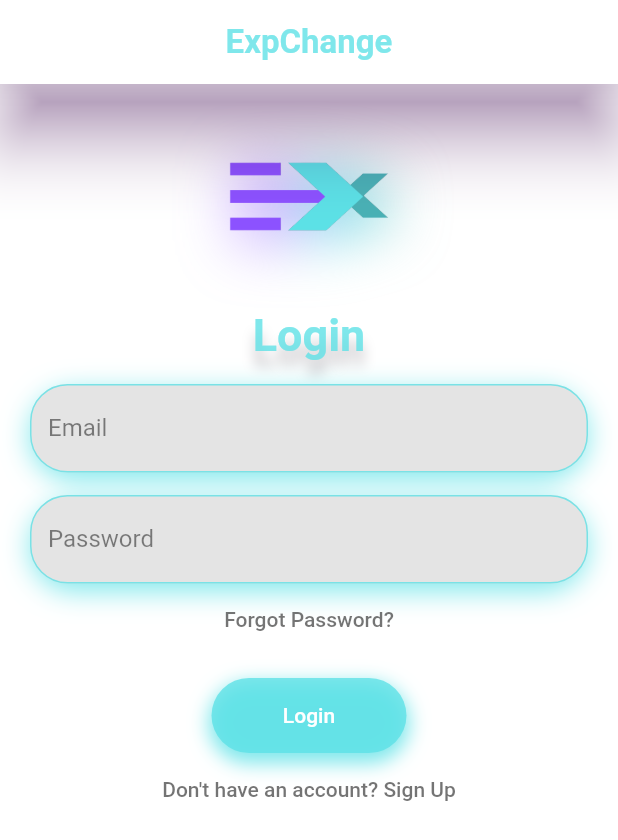
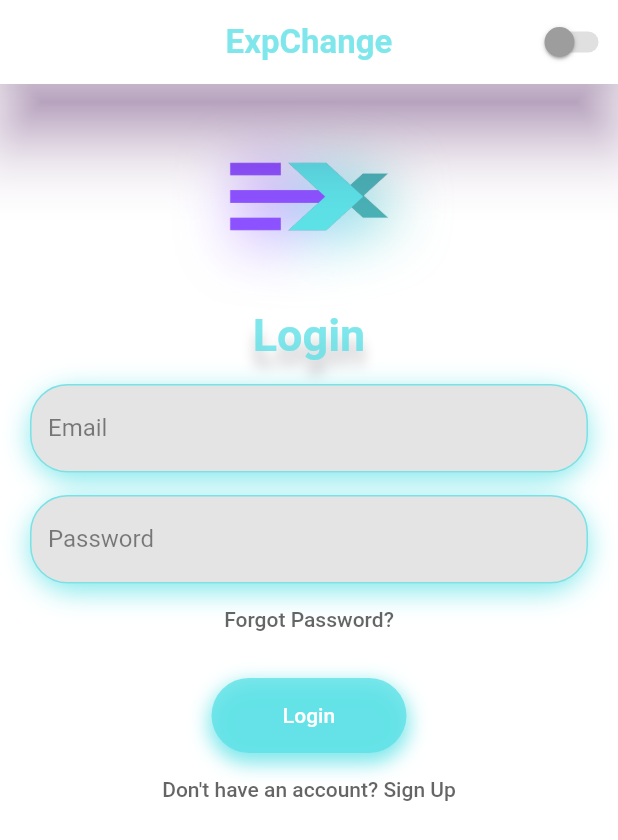
Before and after one commit to MaythamGhaly/exchange-app, a Flutter app: the screen it shows after launch, on a phone screen of 412 x 824 dp. Shown: the top 840 px of the screen. Run offline on Flutter 3.47's test engine with Material 2 defaults, Android fonts, the phone set to English and light mode, and no system bars; drawn by our look-alikes of drop_shadow_image; our stand-ins replace carousel_slider, shared_preferences.

Commit message:
frontend: add dark and light in login page

```diff
--- a/frontend/lib/screens/login.dart
+++ b/frontend/lib/screens/login.dart
@@ -1,10 +1,14 @@
 import 'package:flutter/material.dart';
 import 'package:drop_shadow_image/drop_shadow_image.dart';
+import 'package:frontend/provider/dark_theme_provider.dart';
 import 'package:frontend/screens/components/customTextForm.dart';
 import 'package:frontend/screens/basePage.dart';
 import 'package:frontend/screens/register.dart';
 import 'package:frontend/screens/basePage.dart';
+import 'package:provider/provider.dart';
 import 'components/customButton.dart';
+import '../shared_preferences/dark_theme_pref.dart';
+import '../consts/theme_data.dart';
 
 class Login extends StatefulWidget {
   const Login({super.key});
@@ -20,10 +24,10 @@ class _LoginState extends State<Login> {
 
   @override
   Widget build(BuildContext context) {
+    final themesState = Provider.of<DarkThemeProvider>(context);
     return Scaffold(
       appBar: AppBar(
         centerTitle: true,
-        backgroundColor: Colors.white,
         shadowColor: const Color.fromARGB(255, 111, 8, 143),
         elevation: 20,
         title: const Text(
@@ -34,6 +38,20 @@ class _LoginState extends State<Login> {
             fontWeight: FontWeight.bold,
           ),
         ),
+        actions: [
+          Switch(
+            activeColor: const Color.fromARGB(200, 92, 225, 230),
+            activeTrackColor: const Color.fromARGB(255, 111, 8, 143),
+            inactiveThumbColor: Color.fromARGB(131, 65, 64, 64),
+            inactiveTrackColor: const Color.fromARGB(255, 224, 224, 224),
+            onChanged: (bool value) => {
+              setState(() {
+                themesState.setdarkTheme = value;
+              })
+            },
+            value: themesState.getdarkThemes,
+          ),
+        ],
       ),
       body: SingleChildScrollView(
         child: Form(
@@ -75,7 +93,6 @@ class _LoginState extends State<Login> {
                 onPressed: () {},
                 child: const Text(
                   'Forgot Password?',
-                  style: TextStyle(color: Color.fromARGB(162, 36, 36, 36)),
                 ),
               ),
               CustomButton(
@@ -106,7 +123,6 @@ class _LoginState extends State<Login> {
                 },
                 child: const Text(
                   "Don't have an account? Sign Up",
-                  style: TextStyle(color: Color.fromARGB(162, 36, 36, 36)),
                 ),
               ),
             ],
```
